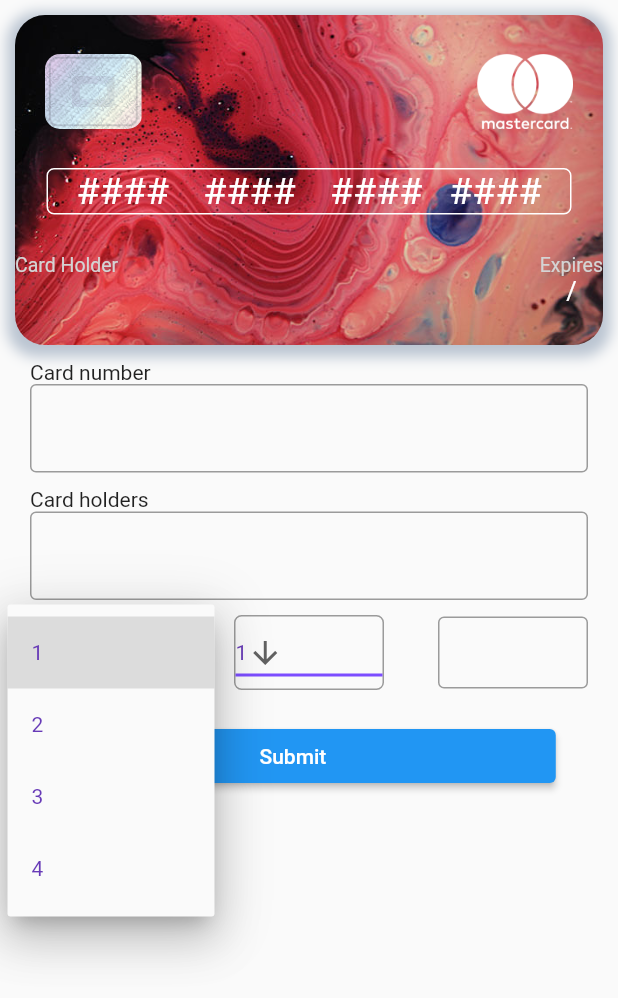
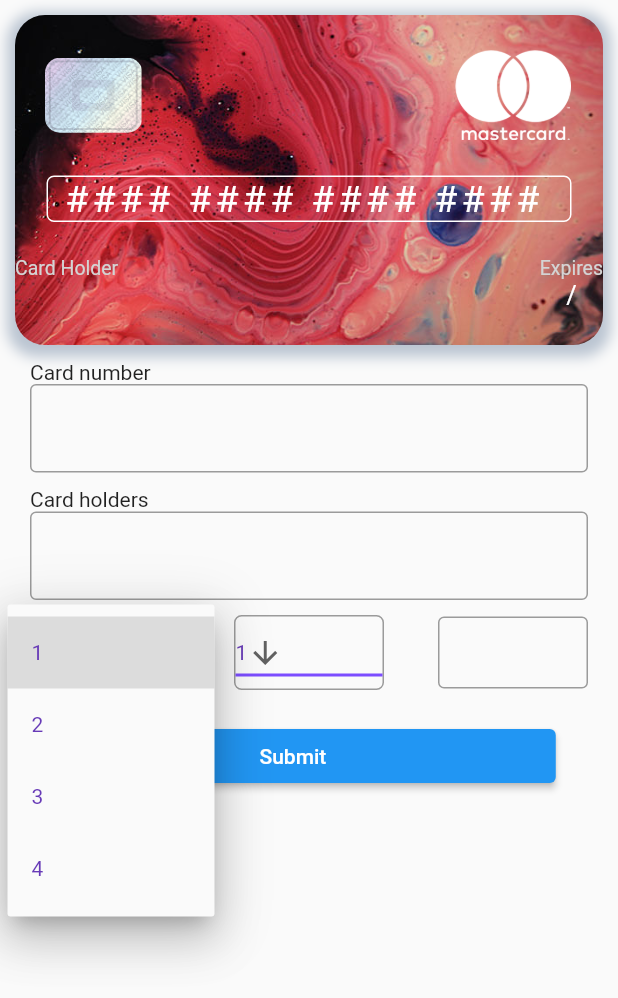
Before and after one commit to mathildawelander/lab2, a Flutter app: the screen it shows after launch, after a tap on an icon or button, on a phone screen of 412 x 824 dp. Shown: the top 998 px of the screen. Run offline on Flutter 3.47's test engine with Material 2 defaults, Android fonts, the phone set to English and light mode, and no system bars; drawn by our look-alikes of flip_card; our stand-ins replace get; missing offline and left inert: dart:ffi.

Commit message:
Display card number and card type logos (#1)
* Display numbers and card type

* Display numbers and card type

* Card type back

Co-authored-by: saganorenkarlson <sagno626@student.liu.se>

```diff
--- a/lib/Components/KreditCard.dart
+++ b/lib/Components/KreditCard.dart
@@ -6,39 +6,30 @@ import 'package:lab2/Components/chipAndmc.dart';
 import 'nameAndExpire.dart';
 
 class KreditCard extends StatefulWidget {
-   String cardHolder="";
+  String cardHolder = "";
   var expire;
   var year;
- String arrayofnumber="";
+  var arrayofnumber = [];
+  String cardType = "";
   final Function callbackFunction;
-  KreditCard( this.arrayofnumber, this.cardHolder, this.expire, this.year, {Key? key, required this.callbackFunction}) : super(key: key);
+  KreditCard(this.arrayofnumber, this.cardType, this.cardHolder, this.expire,
+      this.year,
+      {Key? key, required this.callbackFunction})
+      : super(key: key);
 
   @override
   State<KreditCard> createState() => _KreditCardState();
-
 }
-
-
 
 class _KreditCardState extends State<KreditCard> {
   var showfull = false;
 
-
   Widget buildItems(BuildContext context) {
-  dynamic arr =[];
-  if(widget.arrayofnumber=="")
-  {
-    arr.add("#");
-  }
-   else{ arr=  widget.arrayofnumber.split(''); }
-
     return Container(
       width: 300,
       height: 220,
       margin: const EdgeInsets.all(10),
-       decoration:
-
-       BoxDecoration(
+      decoration: BoxDecoration(
         borderRadius: BorderRadius.circular(20),
         boxShadow: const [
           BoxShadow(
@@ -53,33 +44,23 @@ class _KreditCardState extends State<KreditCard> {
           fit: BoxFit.cover,
         ),
       ),
-    child: Column(
-mainAxisAlignment: MainAxisAlignment.spaceEvenly,
-
-      children: [ chipAndmc(),
-
+      child:
+          Column(mainAxisAlignment: MainAxisAlignment.spaceEvenly, children: [
+        chipAndmc(widget.cardType),
         Container(
           width: 350,
-  decoration:
-       BoxDecoration(
+          decoration: BoxDecoration(
               borderRadius: BorderRadius.circular(5),
-                    border: Border.all(color: Colors.white)
+              border: Border.all(color: Colors.white)),
+          child: displayCardNumber(widget.arrayofnumber),
         ),
-  child: displayCardNumber(arr),
-
-    ),
-
         nameAndExpire(widget.cardHolder, widget.expire, widget.year),
       ]),
     );
+  }
 
-}
   @override
   Widget build(BuildContext context) {
-
-
-    return(
-        buildItems(context)
-    );
+    return (buildItems(context));
   }
 }
--- a/lib/Components/KreditCardback.dart
+++ b/lib/Components/KreditCardback.dart
@@ -6,29 +6,26 @@ import 'package:lab2/Components/chipAndmc.dart';
 import 'nameAndExpire.dart';
 
 class KreditCardBack extends StatefulWidget {
-
   var cvv;
+  String cardType;
   final Function callbackFunction;
-  KreditCardBack(  this.cvv, {Key? key, required this.callbackFunction}) : super(key: key);
+  KreditCardBack(this.cvv, this.cardType,
+      {Key? key, required this.callbackFunction})
+      : super(key: key);
 
   @override
   State<KreditCardBack> createState() => _KreditCardBackState();
-
 }
 
 class _KreditCardBackState extends State<KreditCardBack> {
   var showfull = false;
 
-
   Widget buildItems(BuildContext context) {
-
     return Container(
       width: 300,
       height: 220,
       margin: const EdgeInsets.all(10),
-       decoration:
-
-       BoxDecoration(
+      decoration: BoxDecoration(
         borderRadius: BorderRadius.circular(20),
         boxShadow: const [
           BoxShadow(
@@ -43,60 +40,60 @@ class _KreditCardBackState extends State<KreditCardBack> {
           fit: BoxFit.cover,
         ),
       ),
-    child: Column(
-mainAxisAlignment: MainAxisAlignment.spaceEvenly,
-
-      children: [
+      child:
+          Column(mainAxisAlignment: MainAxisAlignment.spaceEvenly, children: [
         Container(
           width: MediaQuery.of(context).size.width,
           height: 40,
-  color: Color.fromARGB(255, 0, 0, 0),
+          color: const Color.fromARGB(255, 0, 0, 0),
         ),
-    Column(children: [
+        Column(
+          children: [
             Container(
-  width: MediaQuery.of(context).size.width* 0.9,
+              width: MediaQuery.of(context).size.width * 0.9,
               alignment: Alignment.centerRight,
-padding: EdgeInsets.fromLTRB(0, 0, 10, 0),
-  child: Text("CVV", style: TextStyle(fontWeight: FontWeight.bold, color: Color.fromARGB(255, 255, 249, 249), fontSize: 13)),
+              padding: const EdgeInsets.fromLTRB(0, 0, 10, 0),
+              child: const Text("CVV",
+                  style: TextStyle(
+                      fontWeight: FontWeight.bold,
+                      color: Color.fromARGB(255, 255, 249, 249),
+                      fontSize: 13)),
             ),
             Container(
-  width: MediaQuery.of(context).size.width* 0.88,
+              width: MediaQuery.of(context).size.width * 0.88,
               height: 40,
               decoration: BoxDecoration(
                 borderRadius: BorderRadius.circular(4),
-  color: Colors.white,),
+                color: Colors.white,
+              ),
               alignment: Alignment.centerRight,
-padding: EdgeInsets.fromLTRB(0, 0, 10, 0),
-  child: Text(widget.cvv, style: TextStyle(color: Color.fromARGB(255, 0, 0, 0), fontSize: 15)),
+              padding: const EdgeInsets.fromLTRB(0, 0, 10, 0),
+              child: Text(widget.cvv,
+                  style: const TextStyle(
+                      color: Color.fromARGB(255, 0, 0, 0), fontSize: 15)),
             ),
-  ],),
-
+          ],
+        ),
         Container(
-    width: MediaQuery.of(context).size.width* 0.88,
+          width: MediaQuery.of(context).size.width * 0.88,
           alignment: Alignment.centerRight,
           child: Container(
- height: 50,
- width: 64.1,
-       decoration:
-       const BoxDecoration(
-
+            height: 60,
+            width: 80,
+            decoration: BoxDecoration(
               image: DecorationImage(
-                      image: AssetImage('assets/mastercard.png'),
-                    fit: BoxFit.cover,
+                image: AssetImage('assets/${widget.cardType}.png'),
+                fit: BoxFit.scaleDown,
               ),
-       ),),
             ),
-
+          ),
+        ),
       ]),
     );
+  }
 
-}
   @override
   Widget build(BuildContext context) {
-
-
-    return(
-        buildItems(context)
-    );
+    return (buildItems(context));
   }
 }
--- a/lib/Components/chipAndmc.dart
+++ b/lib/Components/chipAndmc.dart
@@ -2,9 +2,10 @@ import 'package:flutter/material.dart';
 import 'package:lab2/theme/app_theme.dart';
 
 class chipAndmc extends StatefulWidget {
+  // var showfull =false;
+  var cardType;
 
- // var showfull =false;
-  chipAndmc( {Key? key}) : super(key: key);
+  chipAndmc(this.cardType, {Key? key}) : super(key: key);
 
   @override
   State<chipAndmc> createState() => _chipAndmcState();
@@ -13,47 +14,40 @@ class chipAndmc extends StatefulWidget {
 class _chipAndmcState extends State<chipAndmc> {
   var showfull = false;
 
-
   Widget buildItems(BuildContext context) {
-
     return Row(
       mainAxisSize: MainAxisSize.max,
       mainAxisAlignment: MainAxisAlignment.spaceBetween,
-
       children: [
         Container(
           height: 50,
           width: 65,
           margin: const EdgeInsets.fromLTRB(20, 0, 0, 0),
-       decoration:
-       BoxDecoration(
+          decoration: BoxDecoration(
             borderRadius: BorderRadius.circular(10),
-
             image: const DecorationImage(
               image: AssetImage('assets/chip.png'),
               fit: BoxFit.cover,
             ),
-       ),),   Container(
- height: 50,
- width: 64.1,
+          ),
+        ),
+        Container(
+          height: 60,
+          width: 80,
           margin: const EdgeInsets.fromLTRB(0, 0, 20, 0),
-       decoration:
-       const BoxDecoration(
+          decoration: BoxDecoration(
+            image: DecorationImage(
+              image: AssetImage('assets/${widget.cardType}.png'),
+              fit: BoxFit.scaleDown,
+            ),
+          ),
+        ),
+      ],
+    );
+  }
 
-                      image: DecorationImage(
-                      image: AssetImage('assets/mastercard.png'),
-                    fit: BoxFit.cover,
-                    ),
-       ),),
- ],
-
-    );
-
-}
   @override
   Widget build(BuildContext context) {
-    return(
-        buildItems(context)
-    );
+    return (buildItems(context));
   }
 }
--- a/lib/Components/displayCardNumber.dart
+++ b/lib/Components/displayCardNumber.dart
@@ -3,71 +3,32 @@ import 'package:lab2/Components/dropdownbutton.dart';
 import 'package:lab2/theme/app_theme.dart';
 import 'package:lab2/Components/chipAndmc.dart';
 
+// ignore: camel_case_types
 class displayCardNumber extends StatefulWidget {
-
   dynamic arr;
-  displayCardNumber( this.arr, {Key? key}) : super(key: key);
+  displayCardNumber(this.arr, {Key? key}) : super(key: key);
 
   @override
   State<displayCardNumber> createState() => _displayCardNumberState();
-
 }
 
-
-
+// ignore: camel_case_types
 class _displayCardNumberState extends State<displayCardNumber> {
-
-
-
-
   Widget buildItems(BuildContext context) {
-    return (
-      Row(
-        mainAxisAlignment: MainAxisAlignment.spaceAround,
-        children: [
-        Container( margin: EdgeInsets.fromLTRB(15, 0, 15, 0), child: Row(children: [
-        Text( widget.arr[0], style:  TextStyle(color: Colors.white, fontSize: 25),),
-        widget.arr.length>1? Text( widget.arr[1], style: TextStyle(color: Colors.white, fontSize: 25),):Text( "#", style: TextStyle(color: Colors.white, fontSize: 25),),
-        widget.arr.length>2? Text( widget.arr[2], style: TextStyle(color: Colors.white, fontSize: 25),):Text( "#", style: TextStyle(color: Colors.white, fontSize: 25),),
-        widget.arr.length>3? Text( widget.arr[3], style: TextStyle(color: Colors.white, fontSize: 25),):Text( "#", style: TextStyle(color: Colors.white, fontSize: 25),),
-        ],),),
-         Container( margin: EdgeInsets.fromLTRB(0, 0, 15, 0), child: Row(children: [
-        widget.arr.length>4? Text( widget.arr[4], style: TextStyle(color: Colors.white, fontSize: 25),):Text( "#", style: TextStyle(color: Colors.white, fontSize: 25),),
-        widget.arr.length>5? Text( widget.arr[5], style: TextStyle(color: Colors.white, fontSize: 25),):Text( "#", style: TextStyle(color: Colors.white, fontSize: 25),),
-        widget.arr.length>6? Text( widget.arr[6], style: TextStyle(color: Colors.white, fontSize: 25),):Text( "#", style: TextStyle(color: Colors.white, fontSize: 25),),
-        widget.arr.length>7? Text( widget.arr[7], style: TextStyle(color: Colors.white, fontSize: 25),):Text( "#", style: TextStyle(color: Colors.white, fontSize: 25),),
-
-        ],),),
-
-         Container( margin: EdgeInsets.fromLTRB(0, 0, 10, 0), child: Row(children: [
-        widget.arr.length>8? Text( widget.arr[8], style: TextStyle(color: Colors.white, fontSize: 25),):Text( "#", style: TextStyle(color: Colors.white, fontSize: 25),),
-        widget.arr.length>9? Text( widget.arr[9], style: TextStyle(color: Colors.white, fontSize: 25),):Text( "#", style: TextStyle(color: Colors.white, fontSize: 25),),
-        widget.arr.length>10? Text( widget.arr[10], style: TextStyle(color: Colors.white, fontSize: 25),):Text( "#", style: TextStyle(color: Colors.white, fontSize: 25),),
-        widget.arr.length>11? Text( widget.arr[11], style: TextStyle(color: Colors.white, fontSize: 25),):Text( "#", style: TextStyle(color: Colors.white, fontSize: 25),),
-
-        ],),),
-
-        Container( margin: EdgeInsets.fromLTRB(0, 0, 15, 0), child: Row(children: [
-        widget.arr.length>12? Text( widget.arr[12], style: TextStyle(color: Colors.white, fontSize: 25),):Text( "#", style: TextStyle(color: Colors.white, fontSize: 25),),
-        widget.arr.length>13? Text( widget.arr[13], style: TextStyle(color: Colors.white, fontSize: 25),):Text( "#", style: TextStyle(color: Colors.white, fontSize: 25),),
-        widget.arr.length>14? Text( widget.arr[14], style: TextStyle(color: Colors.white, fontSize: 25),):Text( "#", style: TextStyle(color: Colors.white, fontSize: 25),),
-        widget.arr.length>15? Text( widget.arr[15], style: TextStyle(color: Colors.white, fontSize: 25),):Text( "#", style: TextStyle(color: Colors.white, fontSize: 25),),
-
-        ],),)
-
-    ]
-    )
-    );
-
-
-}
-
-    @override
-  Widget build(BuildContext context) {
-
-
-    return(
-        buildItems(context)
+    return Container(
+      padding: const EdgeInsets.fromLTRB(10, 0, 10, 0),
+      child: (Row(mainAxisAlignment: MainAxisAlignment.spaceAround, children: [
+        for (var item in widget.arr)
+          Text(
+            item,
+            style: const TextStyle(color: Colors.white, fontSize: 25),
+          )
+      ])),
     );
   }
+
+  @override
+  Widget build(BuildContext context) {
+    return (buildItems(context));
+  }
 }
--- a/lib/Page/mainPage.dart
+++ b/lib/Page/mainPage.dart
@@ -15,133 +15,177 @@ import 'package:get/get.dart';
 import 'package:flip_card/flip_card_controller.dart';
 
 class MainPage extends StatefulWidget {
-FlipCardController flipCardController =FlipCardController();
+  FlipCardController flipCardController = FlipCardController();
 
-
-  String creditcardnumber= "";
-  String CardHolder= "";
-  var expire="";
-  var year="";
-  var cvv="";
+  String creditcardnumber = "";
+  String CardHolder = "";
+  var expire = "";
+  var year = "";
+  var cvv = "";
   bool isFront = true;
   MainPage({Key? key}) : super(key: key);
 
   @override
   State<MainPage> createState() => _MainPageState();
 }
+
 class _MainPageState extends State<MainPage> {
-
-
   @override
-void initState(){
+  void initState() {
     super.initState();
   }
 
- callback(value){
+  callback(value) {
     setState(() {
       widget.creditcardnumber = value;
     });
   }
 
-callbackCardHolder(value){
+  callbackCardHolder(value) {
     setState(() {
       widget.CardHolder = value;
     });
   }
 
-callbackExpire(value){
+  callbackExpire(value) {
     setState(() {
       widget.expire = value;
     });
   }
 
-callbackExpireYear(value){
+  callbackExpireYear(value) {
     setState(() {
       widget.year = value;
     });
   }
 
- callbackFunctioncvv(value){
+  callbackFunctioncvv(value) {
     setState(() {
       widget.cvv = value;
     });
   }
 
-callbackFlip(){
-  if(widget.isFront){
+  callbackFlip() {
+    if (widget.isFront) {
       setState(() {
-      widget.isFront= false;
-  widget.flipCardController.toggleCard(); });}
-  else {
+        widget.isFront = false;
+        widget.flipCardController.toggleCard();
+      });
+    } else {}
+  }
+
+  callbackFlipToFront() {
+    if (!widget.isFront) {
+      setState(() {
+        widget.isFront = true;
+        widget.flipCardController.toggleCard();
+      });
+    } else {}
+  }
+
+  String selectedValue = "1";
+  @override
+  Widget build(BuildContext context) {
+    dynamic inputArray = widget.creditcardnumber.split('');
+    int inputLength = inputArray.length;
+    String cardType = "mastercard";
+
+    //Visa, Mastercard, Discover
+    int cardNumberLength = 16;
+
+    if (inputLength > 1 && inputArray[0] == "3") {
+      if (inputArray[1] == "4" || inputArray[1] == "7") {
+        //American Express
+        cardType = "amex";
+        cardNumberLength = 15;
+      } else if (inputArray[1] == "0" ||
+          inputArray[1] == "6" ||
+          inputArray[1] == "8") {
+        //Diners Club,Carte Blanche
+        cardType = "dinersclub";
+        cardNumberLength = 14;
+      }
+    } else if (inputLength > 0) {
+      if (inputArray[0] == "4") {
+        cardType = "visa";
+      } else if (inputArray[0] == "6") {
+        cardType = "discover";
       }
     }
 
-callbackFlipToFront(){
-  if(!widget.isFront){
-    setState(() {
-      widget.isFront= true;
-  widget.flipCardController.toggleCard(); });}
-  else {
+    String outputText = '';
+    for (int i = 0; i < cardNumberLength; i++) {
+      if (i >= inputLength) {
+        outputText += "#";
+      } else {
+        outputText += inputArray[i];
       }
     }
+    var outputTextArray = outputText
+        .replaceAllMapped(RegExp(r".{4}"), (match) => "${match.group(0)} ")
+        .split('');
 
-
-
-String selectedValue = "1";
-@override
-  Widget build(BuildContext context) => Scaffold(
-
+    return Scaffold(
         body: ListView(
             shrinkWrap: true,
             scrollDirection: Axis.vertical,
-      children:  [
-
+            children: [
           FlipCard(
             flipOnTouch: false,
             controller: widget.flipCardController,
-        front:
-        KreditCard(widget.creditcardnumber,widget.CardHolder, widget.expire, widget.year, callbackFunction: callback) ,
-        back:  KreditCardBack(  widget.cvv, callbackFunction: callbackFunctioncvv),
+            front: KreditCard(outputTextArray, cardType, widget.CardHolder,
+                widget.expire, widget.year,
+                callbackFunction: callback),
+            back: KreditCardBack(widget.cvv, cardType,
+                callbackFunction: callbackFunctioncvv),
           ),
           Form(
-      child: Container (
+              child: Container(
             margin: const EdgeInsets.fromLTRB(20, 0, 20, 0),
             child: Column(
-
               crossAxisAlignment: CrossAxisAlignment.start,
               children: [
                 const Text("Card number"),
-
-          inputText(callbackFunction: callback, flipFunction: callbackFlipToFront),
-
-          const SizedBox(height: 10,),
-
+                inputText(
+                    callbackFunction: callback,
+                    flipFunction: callbackFlipToFront),
+                const SizedBox(
+                  height: 10,
+                ),
                 const Text("Card holders"),
-          inputName(callbackFunction: callbackCardHolder, flipFunction: callbackFlipToFront),
-
-          const SizedBox(height: 10,),
-
-          inputExpire(callbackFunction: callbackExpire, callbackFunctionYear: callbackExpireYear,callbackFunctioncvv: callbackFunctioncvv , callbackFlip: callbackFlip, flipFunction: callbackFlipToFront),
-
-          const SizedBox(height: 20,),
-
+                inputName(
+                    callbackFunction: callbackCardHolder,
+                    flipFunction: callbackFlipToFront),
+                const SizedBox(
+                  height: 10,
+                ),
+                inputExpire(
+                    callbackFunction: callbackExpire,
+                    callbackFunctionYear: callbackExpireYear,
+                    callbackFunctioncvv: callbackFunctioncvv,
+                    callbackFlip: callbackFlip,
+                    flipFunction: callbackFlipToFront),
+                const SizedBox(
+                  height: 20,
+                ),
                 SizedBox(
-
                   child: ElevatedButton(
-              style: ButtonStyle(padding: MaterialStateProperty.all<EdgeInsets>(
-            const EdgeInsets.fromLTRB(153,0,153,0)),),
+                    style: ButtonStyle(
+                      padding: MaterialStateProperty.all<EdgeInsets>(
+                          const EdgeInsets.fromLTRB(153, 0, 153, 0)),
+                    ),
                     onPressed: () {
                       // Validate returns true if the form is valid, or false otherwise.
                     },
-              child: const Text('Submit', style: TextStyle(),),
+                    child: const Text(
+                      'Submit',
+                      style: TextStyle(),
+                    ),
                   ),
                 ),
               ],
-      ),)
             ),
-      ]
-       )
-
-  );
-
+          )),
+        ]));
   }
+}
--- a/pubspec.yaml
+++ b/pubspec.yaml
@@ -65,6 +65,10 @@ flutter:
     - assets/24.jpeg
     - assets/chip.png
     - assets/mastercard.png
+    - assets/amex.png
+    - assets/dinersclub.png
+    - assets/discover.png
+    - assets/visa.png
   #   - images/a_dot_burr.jpeg
   #   - images/a_dot_ham.jpeg
 
```
Also changed, not shown: assets/amex.png (added), assets/dinersclub.png (added), assets/discover.png (added), assets/visa.png (added). Lines whose indentation alone changed are shown as unchanged.
